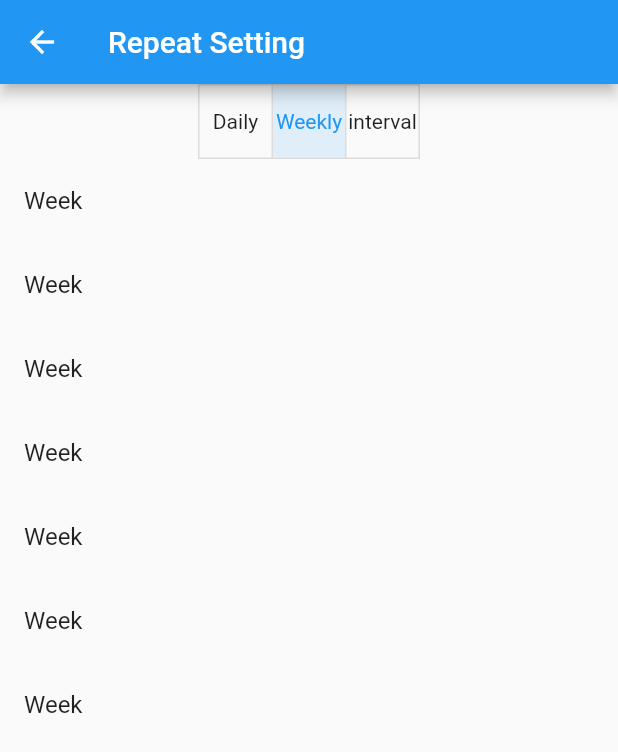
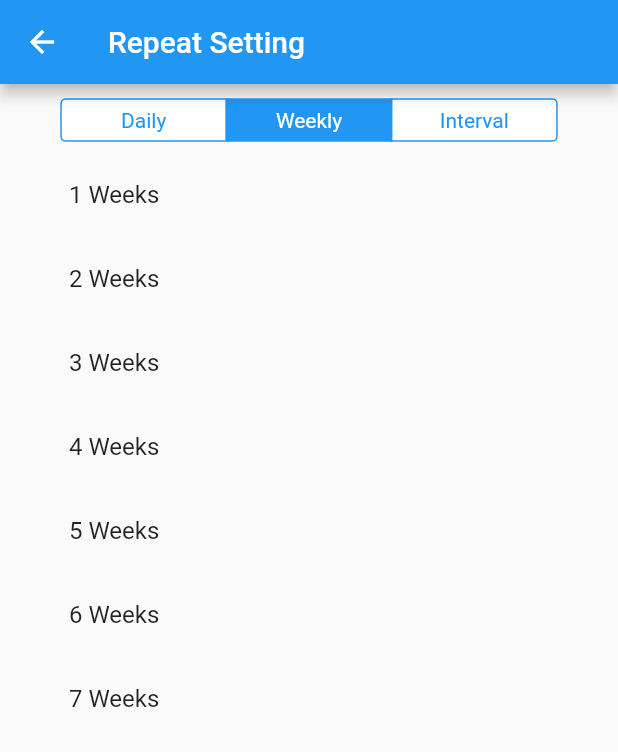
Before and after one commit to Hattomo/flutter_check_hub, a Flutter app: the RepeatSetting screen opened by its route, after a tap on "Weekly", on a phone screen of 412 x 824 dp. Shown: the top 752 px of the screen. Run offline on Flutter 3.47's test engine with Material 2 defaults, Android fonts, the phone set to English and light mode, and no system bars; our stand-ins replace sqflite; accounts and stored records are empty.

Commit message:
Update Setting pages

```diff
--- a/lib/models/Item.dart
+++ b/lib/models/Item.dart
@@ -9,11 +9,11 @@ class Item {
     this.id,
   });
 
-  dynamic title;
-  dynamic dataType;
+  String title;
+  int dataType;
   String unit;
   int repeat; // It is not decided yet
   String goal; //It is not decided yet
   String icon;
-  dynamic id;
+  int id;
 }
--- a/lib/pages/manage_item_home.dart
+++ b/lib/pages/manage_item_home.dart
@@ -18,13 +18,13 @@ class _ManageItemHomeState extends State<ManageItemHome> {
       ),
       body: FutureBuilder<dynamic>(
         future: data,
-        builder: (BuildContext context, AsyncSnapshot<dynamic>snapshot) {
+        builder: (BuildContext context, AsyncSnapshot<dynamic> snapshot) {
           if (snapshot.connectionState == ConnectionState.done) {
             if (snapshot.hasError) {
-              return const Text('Error Occ');
+              return const Text('Error Occur');
             }
             if (!snapshot.hasData) {
-              return const Center(child:Text('Let\'s add Item!'));
+              return const Center(child: Text('Let\'s add Item!'));
             }
             return Text('${snapshot.data.title}');
           } else {
--- /dev/null
+++ b/lib/pages/repeat_days.dart
@@ -0,0 +1,99 @@
+import 'package:flutter/cupertino.dart';
+import 'package:flutter/material.dart';
+
+class RepeatDays extends StatefulWidget {
+  @override
+  _RepeatDaysState createState() => _RepeatDaysState();
+}
+
+class _RepeatDaysState extends State<RepeatDays> {
+  List<bool> isSelected = List<bool>.generate(7, (index) => false);
+
+  @override
+  Widget build(BuildContext context) {
+    void isSelectedCallback(int index) {
+      setState(() => isSelected[index] = !isSelected[index]);
+    }
+
+    return Padding(
+      padding: const EdgeInsets.only(top: 10.0, left: 30.0, right: 30.0),
+      child: SingleChildScrollView(
+        child: Column(
+          children: <Widget>[
+            RepeatDaysTile(
+                option: 'Sundays',
+                isSelected: isSelected[0],
+                callback: () => isSelectedCallback(0)),
+            RepeatDaysTile(
+                option: 'Mondays',
+                isSelected: isSelected[1],
+                callback: () => isSelectedCallback(1)),
+            RepeatDaysTile(
+                option: 'Tuedays',
+                isSelected: isSelected[2],
+                callback: () => isSelectedCallback(2)),
+            RepeatDaysTile(
+                option: 'Wednesdays',
+                isSelected: isSelected[3],
+                callback: () => isSelectedCallback(3)),
+            RepeatDaysTile(
+                option: 'Thursdays',
+                isSelected: isSelected[4],
+                callback: () => isSelectedCallback(4)),
+            RepeatDaysTile(
+                option: 'Fridays',
+                isSelected: isSelected[5],
+                callback: () => isSelectedCallback(5)),
+            RepeatDaysTile(
+                option: 'Saturdays',
+                isSelected: isSelected[6],
+                callback: () => isSelectedCallback(6)),
+            const SizedBox(
+              height: 30.0,
+            ),
+            Container(
+              width: MediaQuery.of(context).size.width,
+              child: CupertinoButton(
+                  child: const Text('Everydays'),
+                  color: Colors.blue[400],
+                  onPressed: () {
+                    setState(() {
+                      for (int i = 0; i < isSelected.length; i++) {
+                        isSelected[i] = true;
+                      }
+                    });
+                  }),
+            ),
+          ],
+        ),
+      ),
+    );
+  }
+}
+
+@immutable
+class RepeatDaysTile extends StatefulWidget {
+  const RepeatDaysTile({Key key, this.option, this.isSelected, this.callback})
+      : super(key: key);
+  final String option;
+  final bool isSelected;
+  final VoidCallback callback;
+  @override
+  _RepeatDaysTileState createState() => _RepeatDaysTileState();
+}
+
+class _RepeatDaysTileState extends State<RepeatDaysTile> {
+  @override
+  Widget build(BuildContext context) {
+    return ListTile(
+      title: Text(widget.option),
+      trailing: widget.isSelected
+          ? Icon(
+              Icons.check,
+              color: Colors.blue,
+            )
+          : null,
+      onTap: () => setState(() => widget.callback()),
+    );
+  }
+}
--- a/lib/pages/repeat_setting.dart
+++ b/lib/pages/repeat_setting.dart
@@ -1,4 +1,7 @@
+import 'package:flutter/cupertino.dart';
 import 'package:flutter/material.dart';
+import 'package:flutter_check_hub/pages/repeat_days.dart';
+import 'package:flutter_check_hub/pages/repeat_weeks.dart';
 
 class RepeatSetting extends StatefulWidget {
   @override
@@ -10,28 +13,8 @@ class _RepeatSettingState extends State<RepeatSetting> {
   int segmentPage = 0;
 
   List<Widget> list = <Widget>[
-    Column(
-      children: <Widget>[
-        const ListTile(title: Text('day')),
-        const ListTile(title: Text('day')),
-        const ListTile(title: Text('day')),
-        const ListTile(title: Text('day')),
-        const ListTile(title: Text('day')),
-        const ListTile(title: Text('day')),
-        const ListTile(title: Text('day')),
-      ],
-    ),
-    Column(
-      children: <Widget>[
-        const ListTile(title: Text('Week')),
-        const ListTile(title: Text('Week')),
-        const ListTile(title: Text('Week')),
-        const ListTile(title: Text('Week')),
-        const ListTile(title: Text('Week')),
-        const ListTile(title: Text('Week')),
-        const ListTile(title: Text('Week')),
-      ],
-    ),
+    RepeatDays(),
+    RepeatWeeks(),
     Column(
       children: <Widget>[
         const ListTile(title: Text('Sunday')),
@@ -55,15 +38,22 @@ class _RepeatSettingState extends State<RepeatSetting> {
           mainAxisAlignment: MainAxisAlignment.start,
           crossAxisAlignment: CrossAxisAlignment.center,
           children: <Widget>[
-            Center(
-              child: ToggleButtons(
-                isSelected: _isSelected,
-                children: <Widget>[
-                  const Text('Daily'),
-                  const Text('Weekly'),
-                  const Text('interval')
-                ],
-                onPressed: (int index) {
+            const SizedBox(
+              height: 10.0,
+            ),
+            CupertinoSegmentedControl(
+              children: {
+                0: const Padding(
+                    padding: EdgeInsets.only(left: 40.0, right: 40.0),
+                    child: Text('Daily')),
+                1: const Padding(
+                    padding: EdgeInsets.only(left: 30.0, right: 30.0),
+                    child: Text('Weekly')),
+                2: const Padding(
+                    padding: EdgeInsets.only(left: 30.0, right: 30.0),
+                    child: Text('Interval')),
+              },
+              onValueChanged: (index) {
                 setState(() {
                   for (int buttonIndex = 0;
                       buttonIndex < _isSelected.length;
@@ -77,7 +67,7 @@ class _RepeatSettingState extends State<RepeatSetting> {
                   }
                 });
               },
-              ),
+              groupValue: segmentPage,
             ),
             list[segmentPage],
           ],
--- /dev/null
+++ b/lib/pages/repeat_weeks.dart
@@ -0,0 +1,98 @@
+import 'package:flutter/material.dart';
+
+class RepeatWeeks extends StatefulWidget {
+  @override
+  _RepeatWeeksState createState() => _RepeatWeeksState();
+}
+
+class _RepeatWeeksState extends State<RepeatWeeks> {
+  List<bool> isSelected = [false, false, false, false, false, false, false];
+  @override
+  Widget build(BuildContext context) {
+    void chooseCallback(int index) {
+      setState(() {
+        for (int i = 0; i < isSelected.length; i++) {
+          if (i == index) {
+            isSelected[i] = true;
+          } else {
+            isSelected[i] = false;
+          }
+        }
+      });
+    }
+
+    return Padding(
+      padding: const EdgeInsets.only(left: 30.0, top: 8.0, right: 30.0),
+      child: Column(
+        children: <Widget>[
+          RepeatWeeksTile(
+              option: '1 Weeks',
+              isSelected: isSelected[0],
+              index: 0,
+              callback: () => chooseCallback(0)),
+          RepeatWeeksTile(
+              option: '2 Weeks',
+              isSelected: isSelected[1],
+              index: 1,
+              callback: () => chooseCallback(1)),
+          RepeatWeeksTile(
+              option: '3 Weeks',
+              isSelected: isSelected[2],
+              index: 2,
+              callback: () => chooseCallback(2)),
+          RepeatWeeksTile(
+              option: '4 Weeks',
+              isSelected: isSelected[3],
+              index: 3,
+              callback: () => chooseCallback(3)),
+          RepeatWeeksTile(
+              option: '5 Weeks',
+              isSelected: isSelected[4],
+              index: 4,
+              callback: () => chooseCallback(4)),
+          RepeatWeeksTile(
+              option: '6 Weeks',
+              isSelected: isSelected[5],
+              index: 5,
+              callback: () => chooseCallback(5)),
+          RepeatWeeksTile(
+              option: '7 Weeks',
+              isSelected: isSelected[6],
+              index: 6,
+              callback: () => chooseCallback(6)),
+        ],
+      ),
+    );
+  }
+}
+
+@immutable
+class RepeatWeeksTile extends StatefulWidget {
+  const RepeatWeeksTile(
+      {Key key, this.option, this.callback, this.index, this.isSelected})
+      : super(key: key);
+  final String option;
+  final bool isSelected;
+  final int index;
+  final VoidCallback callback;
+  @override
+  _RepeatWeeksTileState createState() => _RepeatWeeksTileState();
+}
+
+class _RepeatWeeksTileState extends State<RepeatWeeksTile> {
+  @override
+  Widget build(BuildContext context) {
+    print(widget.isSelected);
+    return ListTile(
+        title: Text(widget.option),
+        trailing: widget.isSelected
+            ? Icon(
+                Icons.check,
+                color: Colors.blue,
+              )
+            : null,
+        onTap: () {
+          widget.callback();
+        });
+  }
+}
```
Also changed, not shown: lib/pages/data_type_setting.dart (+23 -2 lines), lib/pages/edit_item_home.dart (+15 -6 lines), lib/service/database.dart (+8 -8 lines). Lines whose indentation alone changed are shown as unchanged.
